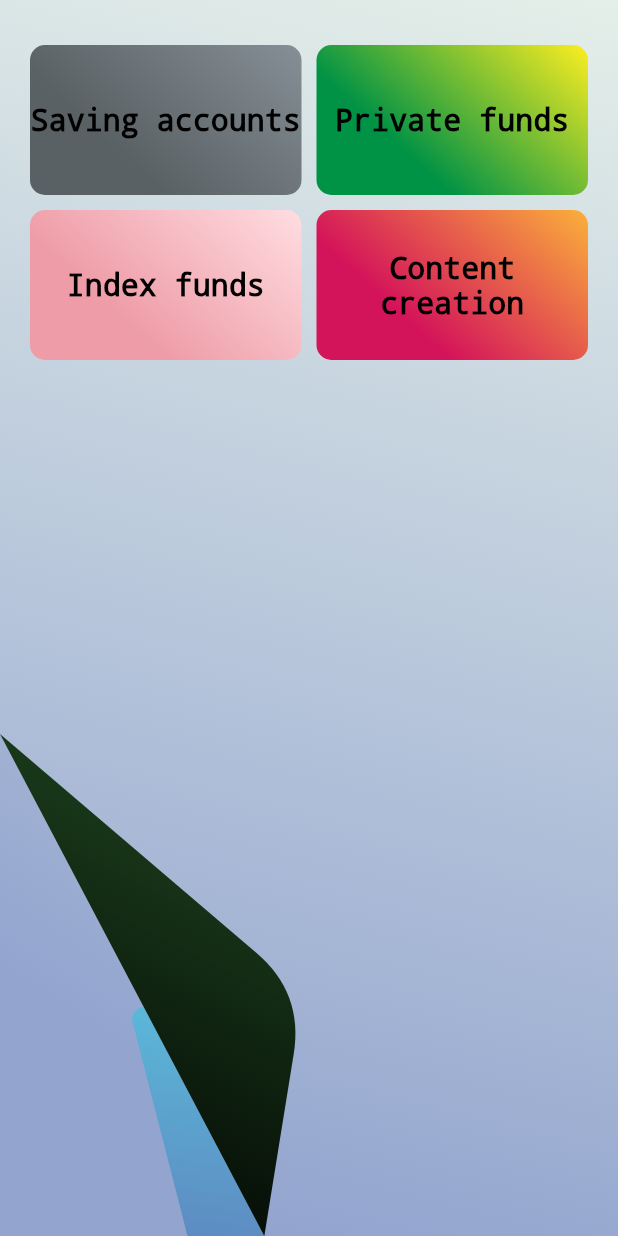
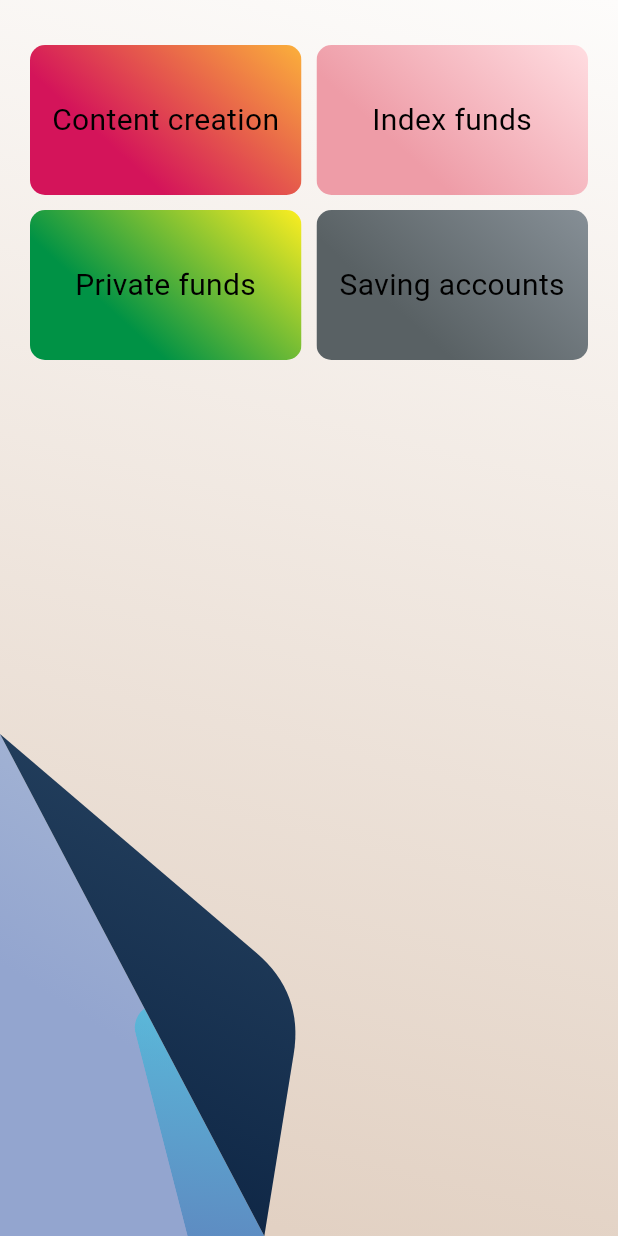
Before and after one commit to EtienneAuroux/tokihakanenari, a Flutter app: the screen it shows after launch, after a tap on the "add" icon, on a phone screen of 412 x 824 dp. Run offline on Flutter 3.47's test engine with Material 3 defaults, Android fonts, the phone set to English and light mode, and no system bars.

Commit message:
<feat>: Fixed Inkwell ripple bug in mini card gridView. Implemented callback to add card and update view.

```diff
--- a/lib/card_generators/big_card.dart
+++ b/lib/card_generators/big_card.dart
@@ -1,5 +1,5 @@
 import 'dart:math';
-// import 'dart:developer' as developer;
+import 'dart:developer' as developer;
 
 import 'package:flutter/material.dart';
 import 'package:tokihakanenari/card_types/add_card.dart';
@@ -10,18 +10,20 @@ import 'package:tokihakanenari/card_types/private_funds.dart';
 import 'package:tokihakanenari/card_types/saving_accounts.dart';
 import 'package:tokihakanenari/my_enums.dart';
 import 'package:tokihakanenari/visual_tools/card_decoration.dart';
-import 'package:tokihakanenari/visual_tools/large_card_clipper.dart';
+import 'package:tokihakanenari/visual_tools/big_card_clipper.dart';
 
 class BigCard extends StatefulWidget {
   final CardType cardType;
   final Size screenSize;
   final void Function() onPanBigCardCorner;
+  final void Function(CardType cardType) onRequestToAddCard;
 
   const BigCard({
     super.key,
     required this.cardType,
     required this.screenSize,
     required this.onPanBigCardCorner,
+    required this.onRequestToAddCard,
   });
 
   @override
@@ -36,8 +38,11 @@ class _BigCardState extends State<BigCard> {
   Widget generateBigCard(CardType cardType) {
     switch (cardType) {
       case CardType.addCard:
-        return const AddCard(
+        return AddCard(
           cardStatus: CardStatus.big,
+          onRequestToAddCard: (CardType cardType) {
+            widget.onRequestToAddCard(cardType);
+          },
         );
       case CardType.contentCreation:
         return const ContentCreation(
@@ -106,8 +111,8 @@ class _BigCardState extends State<BigCard> {
       onPanUpdate: (details) {
         if (details.localPosition.dx < 2 * widget.screenSize.width / 3 && details.localPosition.dy > widget.screenSize.height / 2) {
           panStartTime ??= details.sourceTimeStamp;
-          if (flippedDistance > panLimit && !forwardPageFlipping) {
-            double userSpeed = panLimit / (details.sourceTimeStamp!.inMilliseconds - panStartTime!.inMilliseconds);
+          if (flippedDistance >= panLimit && !forwardPageFlipping) {
+            double userSpeed = flippedDistance / (details.sourceTimeStamp!.inMilliseconds - panStartTime!.inMilliseconds);
             forwardPageFlipping = true;
             pageFlipping(widget.screenSize, forwardPageFlipping, userSpeed);
           } else {
@@ -128,7 +133,7 @@ class _BigCardState extends State<BigCard> {
         alignment: Alignment.center,
         children: [
           ClipPath(
-            clipper: LargeCardContour(
+            clipper: BigCardContour(
               flippedDistance: flippedDistance,
             ),
             child: Container(
--- a/lib/card_generators/mini_card.dart
+++ b/lib/card_generators/mini_card.dart
@@ -8,12 +8,16 @@ import 'package:tokihakanenari/card_types/saving_accounts.dart';
 import 'package:tokihakanenari/my_enums.dart';
 import 'package:tokihakanenari/visual_tools/card_decoration.dart';
 
+import 'dart:developer' as developer;
+
 class MiniCard extends StatefulWidget {
   final CardType cardType;
+  final void Function() onTapMiniCard;
 
   const MiniCard({
     super.key,
     required this.cardType,
+    required this.onTapMiniCard,
   });
 
   @override
@@ -24,8 +28,11 @@ class _MiniCardState extends State<MiniCard> {
   Widget generateMiniCard(CardType cardType) {
     switch (cardType) {
       case CardType.addCard:
-        return const AddCard(
+        return AddCard(
           cardStatus: CardStatus.mini,
+          onRequestToAddCard: (_) {
+            throw ErrorDescription('It should not be possible to tap on a mini AddCard.');
+          },
         );
       case CardType.contentCreation:
         return const ContentCreation(
@@ -52,9 +59,21 @@ class _MiniCardState extends State<MiniCard> {
 
   @override
   Widget build(BuildContext context) {
-    return Container(
-      decoration: CardDecoration.getMiniDecoration(widget.cardType),
-      child: generateMiniCard(widget.cardType),
+    return Material(
+      color: Colors.transparent,
+      child: InkWell(
+        customBorder: RoundedRectangleBorder(
+          borderRadius: BorderRadius.circular(10),
+        ),
+        splashColor: CardDecoration.getSplashColor(widget.cardType),
+        onTap: () {
+          widget.onTapMiniCard();
+        },
+        child: Ink(
+          decoration: CardDecoration.getMiniDecoration(widget.cardType),
+          child: generateMiniCard(widget.cardType),
+        ),
+      ),
     );
   }
 }
--- a/lib/card_generators/small_card.dart
+++ b/lib/card_generators/small_card.dart
@@ -28,8 +28,11 @@ class _SmallCardState extends State<SmallCard> {
   Widget generateSmallCard(CardType cardType) {
     switch (cardType) {
       case CardType.addCard:
-        return const AddCard(
+        return AddCard(
           cardStatus: CardStatus.small,
+          onRequestToAddCard: (_) {
+            throw ErrorDescription('It should not be possible to tap on a mini AddCard.');
+          },
         );
       case CardType.contentCreation:
         return const ContentCreation(
@@ -63,10 +66,12 @@ class _SmallCardState extends State<SmallCard> {
       child: Material(
         color: Colors.transparent,
         child: Container(
-          decoration: CardDecoration.getSmallDecoration(widget.cardType),
           width: deviceSize.width * 0.8,
           height: deviceSize.height * 0.6,
           child: InkWell(
+            customBorder: RoundedRectangleBorder(
+              borderRadius: BorderRadius.circular(20),
+            ),
             splashColor: CardDecoration.getSplashColor(widget.cardType),
             onLongPress: () {
               widget.onLongPressSmallCard();
@@ -74,7 +79,10 @@ class _SmallCardState extends State<SmallCard> {
             onTap: () {
               widget.onTapSmallCard();
             },
-            child: generateSmallCard(widget.cardType),
+            child: Ink(
+              decoration: CardDecoration.getSmallDecoration(widget.cardType),
+              child: generateSmallCard(widget.cardType),
+            ),
           ),
         ),
       ),
--- a/lib/card_types/add_card.dart
+++ b/lib/card_types/add_card.dart
@@ -4,10 +4,12 @@ import 'package:tokihakanenari/my_enums.dart';
 
 class AddCard extends StatefulWidget {
   final CardStatus cardStatus;
+  final void Function(CardType) onRequestToAddCard;
 
   const AddCard({
     super.key,
     required this.cardStatus,
+    required this.onRequestToAddCard,
   });
 
   @override
@@ -15,12 +17,23 @@ class AddCard extends StatefulWidget {
 }
 
 class _AddCardState extends State<AddCard> {
-  List<Widget> remainingCards = [
-    MiniCard(cardType: CardType.savingAccounts),
-    MiniCard(cardType: CardType.privateFunds),
-    MiniCard(cardType: CardType.indexFunds),
-    MiniCard(cardType: CardType.contentCreation),
-  ];
+  List<MiniCard> remainingCards = <MiniCard>[];
+
+  List<MiniCard> initializeRemainingCards() {
+    for (CardType cardType in CardType.values) {
+      if (cardType != CardType.addCard && cardType != CardType.passiveIncome) {
+        remainingCards.add(
+          MiniCard(
+            cardType: cardType,
+            onTapMiniCard: () {
+              widget.onRequestToAddCard(cardType);
+            },
+          ),
+        );
+      }
+    }
+    return remainingCards;
+  }
 
   Widget getCardContent(CardStatus cardStatus) {
     switch (cardStatus) {
@@ -48,6 +61,15 @@ class _AddCardState extends State<AddCard> {
   }
 
   @override
+  void initState() {
+    super.initState();
+
+    if (widget.cardStatus == CardStatus.big) {
+      initializeRemainingCards();
+    }
+  }
+
+  @override
   Widget build(BuildContext context) {
     return getCardContent(widget.cardStatus);
   }
--- a/lib/carousel.dart
+++ b/lib/carousel.dart
@@ -8,9 +8,9 @@ import 'package:tokihakanenari/card_generators/small_card.dart';
 import 'package:tokihakanenari/my_enums.dart';
 
 class Carousel extends StatefulWidget {
-  final void Function(CardType cardType) onRequestToEnlargeCard;
+  final void Function(CardType cardType) onRequestBigCard;
 
-  const Carousel({super.key, required this.onRequestToEnlargeCard});
+  const Carousel({super.key, required this.onRequestBigCard});
 
   @override
   State<Carousel> createState() => _CarouselState();
@@ -45,21 +45,21 @@ class _CarouselState extends State<Carousel> {
       SmallCard(
         cardType: CardType.addCard,
         onTapSmallCard: () {
-          widget.onRequestToEnlargeCard(CardType.addCard);
+          widget.onRequestBigCard(CardType.addCard);
         },
         onLongPressSmallCard: () {},
       ),
       SmallCard(
         cardType: CardType.passiveIncome,
         onTapSmallCard: () {
-          widget.onRequestToEnlargeCard(CardType.passiveIncome);
+          widget.onRequestBigCard(CardType.passiveIncome);
         },
         onLongPressSmallCard: () {},
       ),
       SmallCard(
         cardType: CardType.addCard,
         onTapSmallCard: () {
-          widget.onRequestToEnlargeCard(CardType.addCard);
+          widget.onRequestBigCard(CardType.addCard);
         },
         onLongPressSmallCard: () {},
       ),
--- a/lib/main.dart
+++ b/lib/main.dart
@@ -49,7 +49,7 @@ class _MainPageState extends State<MainPage> {
       colors: const [ColorPalette.mirrorYellow, ColorPalette.mirrorGrey],
       child: Stack(children: [
         Carousel(
-          onRequestToEnlargeCard: (cardType) {
+          onRequestBigCard: (cardType) {
             setState(() {
               cardToEnlarge = cardType;
               carouselView = false;
@@ -66,6 +66,11 @@ class _MainPageState extends State<MainPage> {
                 carouselView = true;
               });
             },
+            onRequestToAddCard: (cardType) {
+              setState(() {
+                cardToEnlarge = cardType;
+              });
+            },
           ),
         )
       ]),
--- a/lib/moving_backgrounds/sliding_colors.dart
+++ b/lib/moving_backgrounds/sliding_colors.dart
@@ -61,7 +61,7 @@ class _SlidingColors extends State<SlidingColors> with SingleTickerProviderState
             ),
           ),
           child: Carousel(
-            onRequestToEnlargeCard: (cardType) {},
+            onRequestBigCard: (cardType) {},
           ),
         );
       },
--- a/lib/visual_tools/large_card_clipper.dart
+++ b/lib/visual_tools/big_card_clipper.dart
@@ -3,10 +3,10 @@ import 'dart:math';
 
 import 'package:flutter/material.dart';
 
-class LargeCardContour extends CustomClipper<Path> {
+class BigCardContour extends CustomClipper<Path> {
   final double flippedDistance;
 
-  LargeCardContour({required this.flippedDistance});
+  BigCardContour({required this.flippedDistance});
 
   Point calculateCornerPoint(Size size, double cord, double cornerOffset) {
     // The radius of the circle on which the corner travels.
--- a/lib/visual_tools/card_decoration.dart
+++ b/lib/visual_tools/card_decoration.dart
@@ -8,7 +8,7 @@ class CardDecoration {
       case CardType.addCard:
         return const BoxDecoration(
           gradient: LinearGradient(
-            colors: [Colors.black, Colors.green],
+            colors: [ColorPalette.spaceBlue, ColorPalette.spaceGrey],
             begin: Alignment.bottomLeft,
             end: Alignment.topRight,
           ),
@@ -32,7 +32,7 @@ class CardDecoration {
       case CardType.passiveIncome:
         return const BoxDecoration(
           gradient: LinearGradient(
-            colors: [Colors.brown, Colors.grey],
+            colors: [ColorPalette.spaceBlue, ColorPalette.spaceGrey],
             begin: Alignment.bottomLeft,
             end: Alignment.topRight,
           ),
@@ -77,7 +77,11 @@ class CardDecoration {
   static List<Color> getGradientColors(CardType cardType, CardStatus cardStatus) {
     switch (cardType) {
       case CardType.addCard:
-        return [ColorPalette.mirrorGrey.withAlpha(getColorAlpha(cardStatus)), ColorPalette.mirrorYellow.withAlpha(getColorAlpha(cardStatus))];
+        if (cardStatus == CardStatus.big) {
+          return [ColorPalette.silkBeige, ColorPalette.silkWhite];
+        } else {
+          return [ColorPalette.mirrorGrey.withAlpha(getColorAlpha(cardStatus)), ColorPalette.mirrorYellow.withAlpha(getColorAlpha(cardStatus))];
+        }
       case CardType.contentCreation:
         return [ColorPalette.sanguineRed.withAlpha(getColorAlpha(cardStatus)), ColorPalette.sanguineOrange.withAlpha(getColorAlpha(cardStatus))];
       case CardType.indexFunds:
@@ -108,7 +112,7 @@ class CardDecoration {
           begin: Alignment.bottomCenter,
           end: Alignment.topRight,
         ),
-        borderRadius: const BorderRadius.all(Radius.circular(10)));
+        borderRadius: const BorderRadius.all(Radius.circular(20)));
   }
 
   static Color getSplashColor(CardType cardType) {
@@ -118,11 +122,11 @@ class CardDecoration {
       case CardType.contentCreation:
         return ColorPalette.sanguineOrange.withAlpha(127);
       case CardType.indexFunds:
-        return ColorPalette.lusciousYellow.withAlpha(127);
+        return ColorPalette.pigletPale.withAlpha(127);
       case CardType.passiveIncome:
         return ColorPalette.oceanOpal.withAlpha(127);
       case CardType.privateFunds:
-        return ColorPalette.pigletPale.withAlpha(127);
+        return ColorPalette.lusciousYellow.withAlpha(127);
       case CardType.savingAccounts:
         return ColorPalette.rockLightGrey.withAlpha(127);
     }
--- a/lib/visual_tools/color_palette.dart
+++ b/lib/visual_tools/color_palette.dart
@@ -1,8 +1,6 @@
 import 'package:flutter/material.dart';
 
 class ColorPalette {
-  // static const Color autumnOrange = Color.fromARGB(255, 175, 64, 12);
-  // static const Color autumnYellow = Color.fromARGB(255, 209, 169, 38);
   static const Color lusciousGreen = Color.fromARGB(255, 0, 146, 69);
   static const Color lusciousYellow = Color.fromARGB(255, 252, 238, 33);
   static const Color mirrorGrey = Color.fromARGB(255, 147, 165, 207);
@@ -15,4 +13,8 @@ class ColorPalette {
   static const Color pigletPink = Color.fromARGB(255, 238, 156, 167);
   static const Color sanguineOrange = Color.fromARGB(255, 251, 176, 59);
   static const Color sanguineRed = Color.fromARGB(255, 212, 20, 90);
+  static const Color silkBeige = Color.fromARGB(255, 226, 209, 195);
+  static const Color silkWhite = Color.fromARGB(255, 253, 252, 251);
+  static const Color spaceBlue = Color.fromARGB(255, 9, 32, 63);
+  static const Color spaceGrey = Color.fromARGB(255, 83, 120, 149);
 }
```
